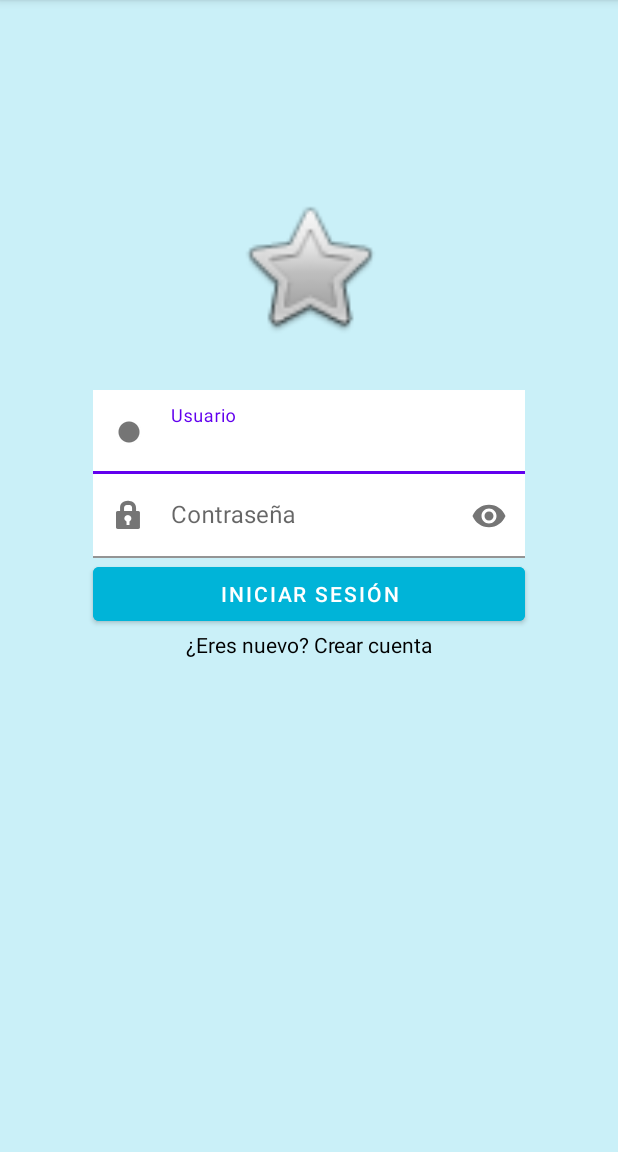
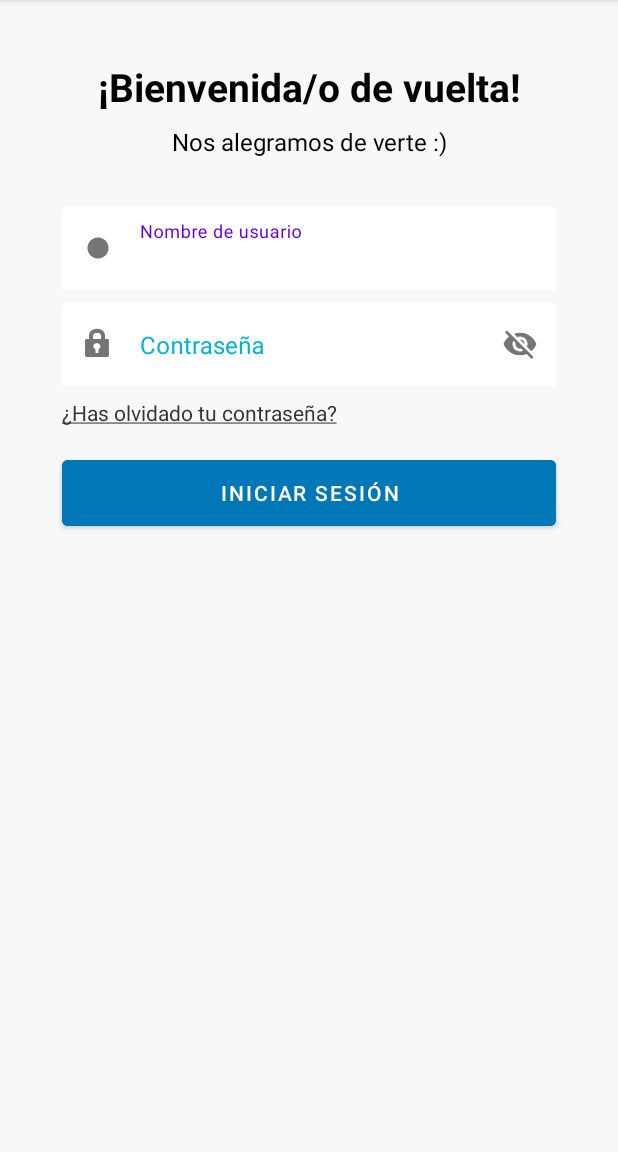
Before and after one commit to 6TenYi9/SeacondLife, an Android app: the screen it shows after launch (LoginActivity), on a phone screen of 412 x 824 dp, the part 84-1236 px from its top. Run offline under Robolectric (Android 15) with nearby library versions, the phone set to English and light mode, and no system bars.

Commit message:
Finished XML for Login Activity

```diff
--- a/app/src/main/res/layout/activity_login.xml
+++ b/app/src/main/res/layout/activity_login.xml
@@ -4,42 +4,91 @@
     xmlns:tools="http://schemas.android.com/tools"
     android:layout_width="match_parent"
     android:layout_height="match_parent"
-    android:background="@color/verylightblue"
+    android:background="#F8F8F8"
     tools:context=".LoginActivity">
 
-    <ImageView
-        android:id="@+id/logo"
-        android:layout_width="100dp"
-        android:layout_height="100dp"
-        android:layout_marginTop="128dp"
-        android:src="@android:drawable/btn_star"
-        app:layout_constraintEnd_toEndOf="parent"
-        app:layout_constraintStart_toStartOf="parent"
+    <TextView
+        android:id="@+id/textWelcomeBack"
+        android:layout_width="wrap_content"
+        android:layout_height="wrap_content"
+        android:layout_marginTop="40dp"
+        android:text="¡Bienvenida/o de vuelta!"
+        android:textColor="@color/black"
+        android:textStyle="bold"
+        app:layout_constraintEnd_toEndOf="@id/guideline2"
+        android:textSize="26sp"
+        app:layout_constraintStart_toStartOf="@id/guideline1"
         app:layout_constraintTop_toTopOf="parent" />
+
+    <TextView
+        android:id="@+id/textGladToSeeYou"
+        android:layout_width="wrap_content"
+        android:layout_height="wrap_content"
+        android:text="Nos alegramos de verte :)"
+        app:layout_constraintEnd_toEndOf="@id/guideline2"
+        android:textColor="@color/black"
+        android:textSize="16sp"
+        app:layout_constraintTop_toBottomOf="@id/textWelcomeBack"
+        app:layout_constraintStart_toStartOf="@id/guideline1"
+        android:layout_marginTop="8dp"
+        />
+
+
+
+    <!--    <ImageView-->
+    <!--        android:id="@+id/logo"-->
+    <!--        android:layout_width="100dp"-->
+    <!--        android:layout_height="100dp"-->
+    <!--        android:layout_marginTop="128dp"-->
+    <!--        android:src="@android:drawable/btn_star"-->
+    <!--        app:layout_constraintEnd_toEndOf="parent"-->
+    <!--        app:layout_constraintStart_toStartOf="parent"-->
+    <!--        app:layout_constraintTop_toTopOf="parent" />-->
 
     <com.google.android.material.textfield.TextInputLayout
         android:id="@+id/tilUsername"
         android:layout_width="0dp"
-        android:layout_height="wrap_content"
+        android:layout_height="56dp"
         android:layout_marginTop="32dp"
+        android:textColorHint="@color/blue"
+        app:boxStrokeWidth="0dp"
+        app:boxStrokeWidthFocused="0dp"
         app:layout_constraintEnd_toEndOf="@id/guideline2"
         app:layout_constraintStart_toStartOf="@id/guideline1"
-        app:layout_constraintTop_toBottomOf="@id/logo"
+        app:layout_constraintTop_toBottomOf="@id/textGladToSeeYou"
         app:startIconDrawable="@android:drawable/presence_online">
 
-        <EditText
+        <com.google.android.material.textfield.TextInputEditText
+            android:id="@+id/editLogin"
             android:layout_width="match_parent"
             android:layout_height="wrap_content"
-            android:background="@color/white"
-            android:hint="Usuario"
-            android:imeOptions="actionDone" />
+            android:backgroundTint="@color/white"
+            android:gravity="start"
+            android:hint="Nombre de usuario"
+            android:inputType="text"
+            android:maxLines="1"
+            android:textAlignment="textStart"
+            android:textColor="@color/black"
+
+            android:textColorLink="@color/black" />
+
+        <!--        <EditText-->
+        <!--            android:layout_width="match_parent"-->
+        <!--            android:layout_height="wrap_content"-->
+        <!--            android:background="@color/white"-->
+        <!--            android:hint="Usuario"-->
+        <!--            android:imeOptions="actionDone" />-->
 
     </com.google.android.material.textfield.TextInputLayout>
 
     <com.google.android.material.textfield.TextInputLayout
         android:id="@+id/tilPassword"
         android:layout_width="0dp"
-        android:layout_height="wrap_content"
+        android:layout_height="56dp"
+        android:layout_marginTop="8dp"
+        android:textColorHint="@color/blue"
+        app:boxStrokeWidth="0dp"
+        app:boxStrokeWidthFocused="0dp"
         app:layout_constraintEnd_toEndOf="@id/guideline2"
         app:layout_constraintStart_toStartOf="@id/guideline1"
         app:layout_constraintTop_toBottomOf="@id/tilUsername"
@@ -49,9 +98,14 @@
         <EditText
             android:layout_width="match_parent"
             android:layout_height="wrap_content"
-            android:background="@color/white"
+            android:backgroundTint="@color/white"
+            android:gravity="start"
             android:hint="Contraseña"
-            android:inputType="textPassword">
+            android:inputType="text"
+            android:maxLines="1"
+            android:textAlignment="textStart"
+            android:textColor="@color/black"
+            android:textColorLink="@color/black">
 
         </EditText>
 
@@ -60,25 +114,26 @@
     <Button
         android:id="@+id/buttonLogin"
         android:layout_width="0dp"
-        android:layout_height="wrap_content"
-        android:backgroundTint="@color/blue"
+        android:layout_height="56dp"
+        android:layout_marginTop="16dp"
+        android:backgroundTint="@color/darkblue"
         android:text="INICIAR SESIÓN"
         android:textColor="@color/white"
         app:layout_constraintEnd_toEndOf="@id/guideline2"
         app:layout_constraintStart_toStartOf="@id/guideline1"
-        app:layout_constraintTop_toBottomOf="@id/tilPassword" />
+        app:layout_constraintTop_toBottomOf="@id/textForgotPassword" />
 
 
     <TextView
-        android:id="@+id/textSignup"
+        android:id="@+id/textForgotPassword"
         android:layout_width="wrap_content"
         android:layout_height="wrap_content"
+        android:layout_marginTop="8dp"
         android:gravity="center"
-        android:text="¿Eres nuevo? Crear cuenta"
-        android:textColor="@color/black"
-        app:layout_constraintEnd_toStartOf="@id/guideline2"
+        android:text="@string/forgot_password"
+        android:textColor="#333333"
         app:layout_constraintStart_toStartOf="@id/guideline1"
-        app:layout_constraintTop_toBottomOf="@+id/buttonLogin" />
+        app:layout_constraintTop_toBottomOf="@+id/tilPassword" />
 
 
     <androidx.constraintlayout.widget.Guideline
@@ -86,13 +141,13 @@
         android:layout_width="wrap_content"
         android:layout_height="wrap_content"
         android:orientation="vertical"
-        app:layout_constraintGuide_percent="0.15" />
+        app:layout_constraintGuide_percent="0.1" />
 
     <androidx.constraintlayout.widget.Guideline
         android:id="@+id/guideline2"
         android:layout_width="wrap_content"
         android:layout_height="wrap_content"
         android:orientation="vertical"
-        app:layout_constraintGuide_percent="0.85" />
+        app:layout_constraintGuide_percent="0.9" />
 
 </androidx.constraintlayout.widget.ConstraintLayout>
--- a/app/src/main/res/values/strings.xml
+++ b/app/src/main/res/values/strings.xml
@@ -1,3 +1,4 @@
 <resources>
     <string name="app_name">SeacondLife</string>
+    <string name="forgot_password"><u>¿Has olvidado tu contraseña?</u></string>
 </resources>
--- /dev/null
+++ b/app/src/main/res/values/styles.xml
@@ -0,0 +1,7 @@
+<?xml version="1.0" encoding="utf-8"?>
+<resources>
+
+    <style name="button">
+        <item name="cornerRadius">29dp</item>
+    </style>
+</resources>
```
